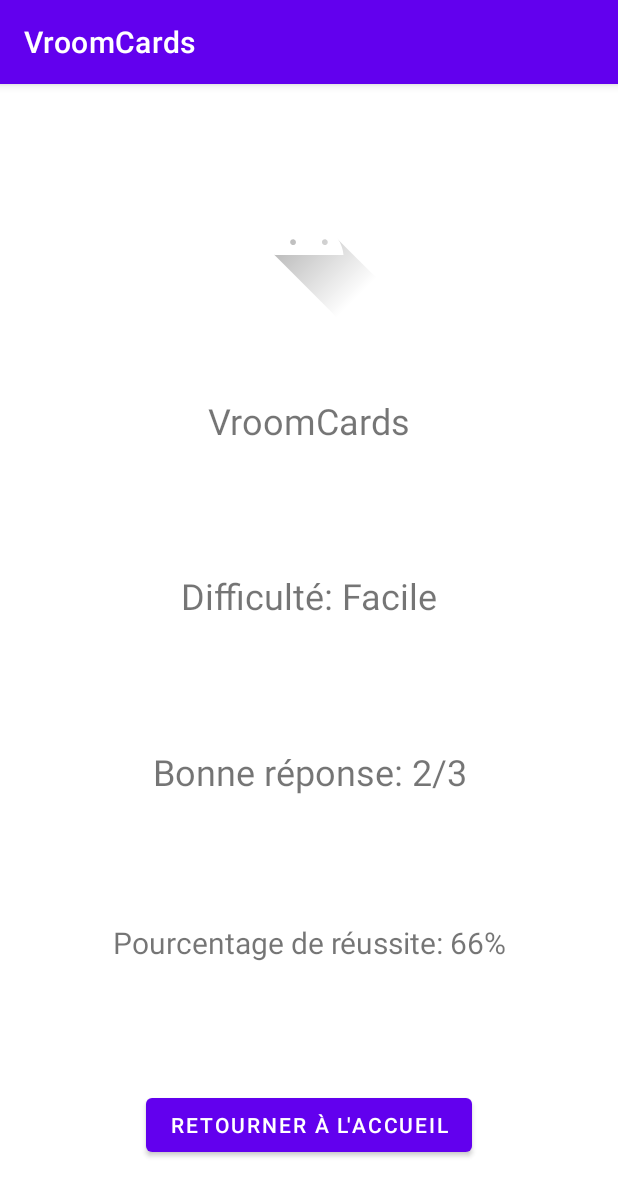
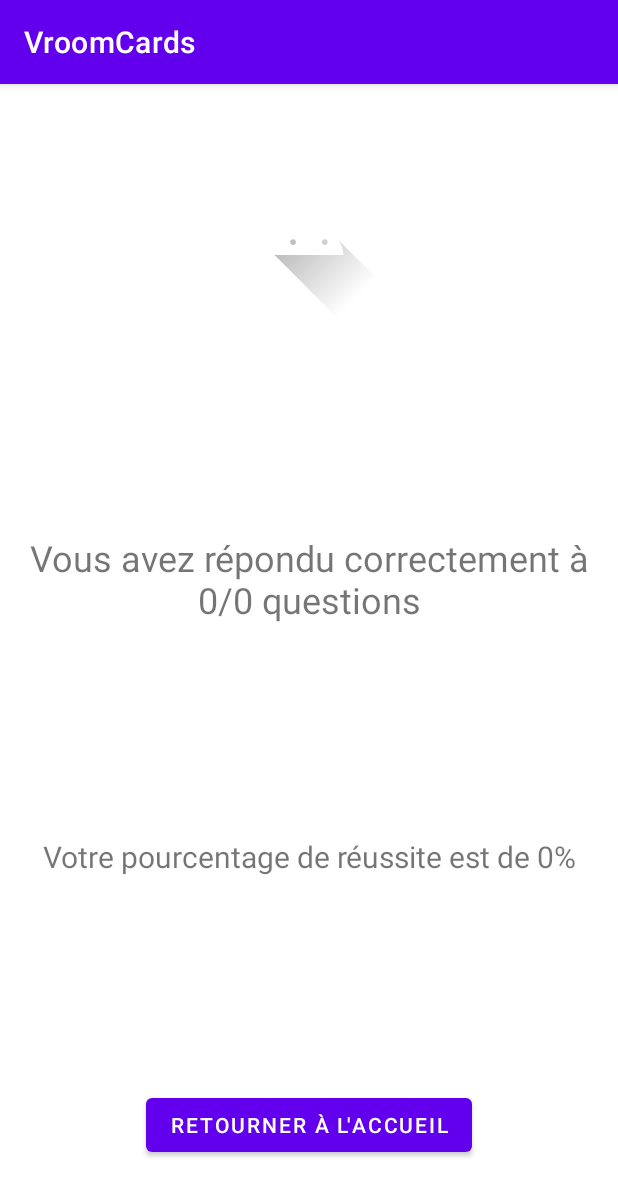
Before and after one commit to CodingFactory-Repos/Android-Flashcards, an Android app: the EndGameActivity screen opened directly, with no data from a screen before it, on a phone screen of 412 x 824 dp. Shown: the top 1196 px of the screen. Run offline under Robolectric (Android 15) with nearby library versions, the phone set to English and light mode, and no system bars.

Commit message:
Add end game screen

```diff
--- a/app/src/main/java/me/loule/vroomcards/activities/EndGameActivity.java
+++ b/app/src/main/java/me/loule/vroomcards/activities/EndGameActivity.java
@@ -8,6 +8,7 @@
 
 package me.loule.vroomcards.activities;
 
+import android.widget.TextView;
 import androidx.appcompat.app.AppCompatActivity;
 
 import android.content.Intent;
@@ -17,21 +18,35 @@ import android.widget.Button;
 
 import me.loule.vroomcards.R;
 
-public class EndGameActivity extends AppCompatActivity {
+public class EndGameActivity extends AppCompatActivity implements View.OnClickListener {
 
     @Override
     protected void onCreate(Bundle savedInstanceState) {
         super.onCreate(savedInstanceState);
         setContentView(R.layout.activity_end_game);
 
+        initalizeActivity();
+
         Button returnHomeButton = findViewById(R.id.returnHomeButton);
+        returnHomeButton.setOnClickListener(this);
+    }
 
-        returnHomeButton.setOnClickListener(new View.OnClickListener() {
-            @Override
-            public void onClick(View view) {
-                Intent intent = new Intent(EndGameActivity.this, MainActivity.class);
-                startActivity(intent);
-            }
-        });
+    private void initalizeActivity() {
+        int correctQuestion = getIntent().getIntExtra("correctQuestion", 0);
+        int totalQuestion = getIntent().getIntExtra("totalQuestion", 0);
+        int percentage = Math.round((float) correctQuestion / totalQuestion * 100);
+
+        TextView goodResponseTextView = findViewById(R.id.goodResponseTextView);
+        TextView parcentSucessTextView = findViewById(R.id.parcentSucessTextView);
+
+        goodResponseTextView.setText(String.format("Vous avez répondu correctement à %d/%d questions", correctQuestion, totalQuestion));
+        parcentSucessTextView.setText(String.format("Votre pourcentage de réussite est de %d%%", percentage));
+    }
+
+    @Override
+    public void onClick(View v) {
+        Intent intent = new Intent(EndGameActivity.this, MainActivity.class);
+        startActivity(intent);
+        finish();
     }
 }
--- a/app/src/main/java/me/loule/vroomcards/activities/GameActivity.java
+++ b/app/src/main/java/me/loule/vroomcards/activities/GameActivity.java
@@ -9,6 +9,7 @@
 package me.loule.vroomcards.activities;
 
 import android.content.Intent;
+import android.util.Log;
 import android.view.View;
 import android.widget.*;
 import androidx.appcompat.app.AppCompatActivity;
@@ -41,6 +42,13 @@ public class GameActivity extends AppCompatActivity implements View.OnClickListe
         super.onCreate(savedInstanceState);
         setContentView(R.layout.activity_game);
 
+        initializeActivity();
+
+        nextAndCheckQuestionButton.setOnClickListener(this);
+        loadGameData(questions.get(currentQuestion));
+    }
+
+    private void initializeActivity() {
         questionImageView = findViewById(R.id.questionImageView);
         questionTextView = findViewById(R.id.questionTextView);
         radioGroup = findViewById(R.id.questionRadioGroup);
@@ -49,8 +57,10 @@ public class GameActivity extends AppCompatActivity implements View.OnClickListe
 
         // get the parcelable arraylist from intent
         questions = getIntent().getParcelableArrayListExtra("questions");
-        nextAndCheckQuestionButton.setOnClickListener(this);
-        loadGameData(questions.get(currentQuestion));
+
+        isAnswered = false;
+        currentQuestion = 0;
+        correctQuestion = 0;
     }
 
     private void loadGameData(Flashcard q) {
@@ -72,7 +82,8 @@ public class GameActivity extends AppCompatActivity implements View.OnClickListe
 
     @Override
     public void onClick(View v) {
-        switch (v.getId()) {
+        if (radioGroup.getCheckedRadioButtonId() != -1) {
+            switch (v.getId()) {
             case R.id.questionnextAndCheckQuestionButton:
                 // if answered and there are more questions to be asked
                 if (isAnswered && currentQuestion < questions.size() - 1) {
@@ -92,6 +103,9 @@ public class GameActivity extends AppCompatActivity implements View.OnClickListe
                 isAnswered = !isAnswered;
                 break;
         }
+        } else {
+            Toast.makeText(this, "Veuillez sélectionner une réponse", Toast.LENGTH_SHORT).show();
+        }
     }
 
     private void checkQuestion() {
@@ -108,11 +122,19 @@ public class GameActivity extends AppCompatActivity implements View.OnClickListe
         String answer = radioButton.getText().toString();
         Answer q = questions.get(currentQuestion).getAnswers().get(index);
 
+        Answer correct_q = null;
+        for (Answer a : questions.get(currentQuestion).getAnswers()) {
+            if (a.isCorrect()) {
+                correct_q = a;
+                break;
+            }
+        }
+
         if (q.isCorrect()) {
             resultTextView.setText("Bonne réponse !");
             correctQuestion++;
         } else {
-            resultTextView.setText("Mauvaise réponse ! La bonne réponse était " + q.getAnswer());
+            resultTextView.setText("Mauvaise réponse ! La bonne réponse était " + correct_q.getAnswer());
         }
 
         // enable the button
--- a/app/src/main/res/layout/activity_end_game.xml
+++ b/app/src/main/res/layout/activity_end_game.xml
@@ -22,30 +22,7 @@
             app:layout_constraintEnd_toEndOf="parent"
             app:layout_constraintStart_toStartOf="parent"
             app:layout_constraintTop_toTopOf="parent"
-        app:srcCompat="@drawable/ic_launcher_foreground" />
-
-    <TextView
-        android:id="@+id/difficultyTextView"
-        android:layout_width="wrap_content"
-        android:layout_height="wrap_content"
-        android:text="Difficulté: Facile"
-        android:textSize="24sp"
-        app:layout_constraintBottom_toTopOf="@+id/goodResponseTextView"
-        app:layout_constraintEnd_toEndOf="parent"
-        app:layout_constraintStart_toStartOf="parent"
-        app:layout_constraintTop_toBottomOf="@+id/titleVroomCardsTextView" />
-
-    <TextView
-        android:id="@+id/goodResponseTextView"
-        android:layout_width="wrap_content"
-        android:layout_height="wrap_content"
-        android:text="Bonne réponse: 2/3"
-        android:textSize="24sp"
-        app:layout_constraintBottom_toTopOf="@+id/parcentSucessTextView"
-        app:layout_constraintEnd_toEndOf="@+id/difficultyTextView"
-        app:layout_constraintHorizontal_bias="0.5"
-        app:layout_constraintStart_toStartOf="@+id/difficultyTextView"
-        app:layout_constraintTop_toBottomOf="@+id/difficultyTextView" />
+            app:srcCompat="@drawable/ic_launcher_foreground"/>
 
     <TextView
             android:id="@+id/parcentSucessTextView"
@@ -53,12 +30,19 @@
             android:layout_height="wrap_content"
             android:text="Pourcentage de réussite: 66%"
             android:textSize="20sp"
-        app:layout_constraintBottom_toTopOf="@+id/returnHomeButton"
-        app:layout_constraintEnd_toEndOf="@+id/goodResponseTextView"
-        app:layout_constraintHorizontal_bias="0.5"
-        app:layout_constraintStart_toStartOf="@+id/goodResponseTextView"
-        app:layout_constraintTop_toBottomOf="@+id/goodResponseTextView" />
-
+            app:layout_constraintTop_toBottomOf="@+id/goodResponseTextView"
+            app:layout_constraintBottom_toTopOf="@+id/returnHomeButton" app:layout_constraintStart_toStartOf="parent"
+            app:layout_constraintEnd_toEndOf="parent" android:textAlignment="center"/>
+    <TextView
+            android:id="@+id/goodResponseTextView"
+            android:layout_width="wrap_content"
+            android:layout_height="wrap_content"
+            android:text="Bonne réponse: 2/3"
+            android:textSize="24sp"
+            app:layout_constraintTop_toBottomOf="@+id/imageView"
+            app:layout_constraintBottom_toTopOf="@+id/parcentSucessTextView"
+            app:layout_constraintStart_toStartOf="parent" app:layout_constraintEnd_toEndOf="parent"
+            android:textAlignment="center"/>
     <Button
             android:id="@+id/returnHomeButton"
             android:layout_width="wrap_content"
@@ -67,17 +51,6 @@
             android:text="Retourner à l'accueil"
             app:layout_constraintBottom_toBottomOf="parent"
             app:layout_constraintEnd_toEndOf="parent"
-        app:layout_constraintStart_toStartOf="parent" />
-
-    <TextView
-        android:id="@+id/titleVroomCardsTextView"
-        android:layout_width="wrap_content"
-        android:layout_height="wrap_content"
-        android:layout_marginTop="50dp"
-        android:text="VroomCards"
-        android:textSize="24sp"
-        app:layout_constraintEnd_toEndOf="@+id/imageView"
-        app:layout_constraintStart_toStartOf="@+id/imageView"
-        app:layout_constraintTop_toBottomOf="@+id/imageView" />
+            app:layout_constraintStart_toStartOf="parent"/>
 
 </androidx.constraintlayout.widget.ConstraintLayout>
```
Lines whose indentation alone changed are shown as unchanged.
